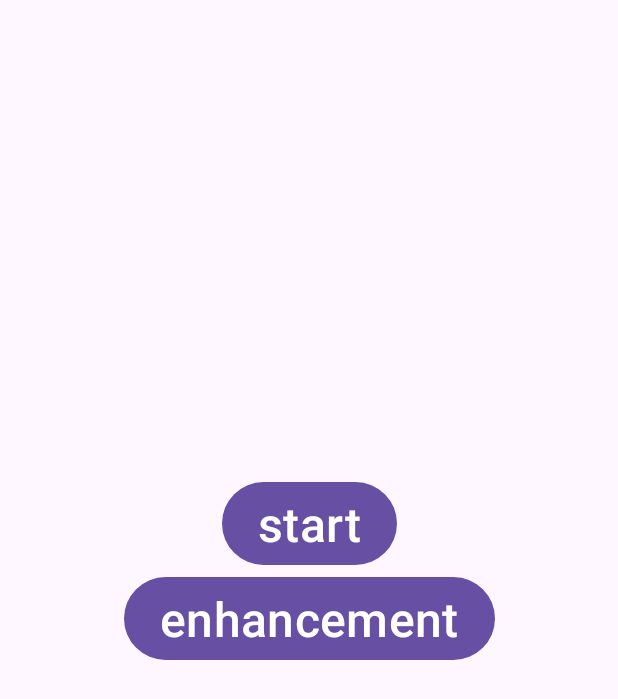
After one commit to vadhub/TestCollision, an Android app: the layout fragment_menu.xml on its own in the app's theme, with its tools: preview values and no code run, on a phone screen of 412 x 824 dp. The commit adds this screen. Shown: the top 699 px of the screen. Run offline under Robolectric (Android 15) with nearby library versions, the phone set to English and light mode, and no system bars.

Commit message:
navigation between fragments

```diff
--- a/app/src/main/java/com/abg/testcollision/entity/Bullet.java
+++ b/app/src/main/java/com/abg/testcollision/entity/Bullet.java
@@ -4,7 +4,6 @@ import android.graphics.Bitmap;
 import android.graphics.Canvas;
 
 import com.abg.testcollision.gamemode.GameMode;
-import com.abg.testcollision.gamemode.GameViewDefense;
 
 public class Bullet extends GameObject{
     /**Картинка*/
--- a/app/src/main/java/com/abg/testcollision/entity/Enemy.java
+++ b/app/src/main/java/com/abg/testcollision/entity/Enemy.java
@@ -4,7 +4,6 @@ import android.graphics.Bitmap;
 import android.graphics.Canvas;
 
 import com.abg.testcollision.gamemode.GameMode;
-import com.abg.testcollision.gamemode.GameViewDefense;
 
 import java.util.Random;
 
--- a/app/src/main/java/com/abg/testcollision/entity/Player.java
+++ b/app/src/main/java/com/abg/testcollision/entity/Player.java
@@ -4,7 +4,6 @@ import android.graphics.Bitmap;
 import android.graphics.Canvas;
 
 import com.abg.testcollision.gamemode.GameMode;
-import com.abg.testcollision.gamemode.GameViewDefense;
 
 public class Player extends GameObject{
     GameMode gameView;
--- a/app/src/main/java/com/abg/testcollision/entity/Wall.java
+++ b/app/src/main/java/com/abg/testcollision/entity/Wall.java
@@ -4,7 +4,6 @@ import android.graphics.Bitmap;
 import android.graphics.Canvas;
 
 import com.abg.testcollision.gamemode.GameMode;
-import com.abg.testcollision.gamemode.GameViewDefense;
 
 public class Wall extends GameObject {
     GameMode gameView;
--- a/app/src/main/java/com/abg/testcollision/gamemode/GameViewDefense.java
+++ b/app/src/main/java/com/abg/testcollision/gamemode/GameModeDefense.java
@@ -8,7 +8,6 @@ import android.graphics.Color;
 import android.util.AttributeSet;
 import android.view.MotionEvent;
 import android.view.SurfaceHolder;
-import android.view.SurfaceView;
 
 import com.abg.testcollision.R;
 import com.abg.testcollision.entity.Bullet;
@@ -21,7 +20,7 @@ import java.util.Iterator;
 import java.util.List;
 import java.util.Random;
 
-public class GameViewDefense extends GameMode implements Runnable {
+public class GameModeDefense extends GameMode implements Runnable {
 
     /**
      * Объект класса GameLoopThread
@@ -57,7 +56,7 @@ public class GameViewDefense extends GameMode implements Runnable {
      */
     private boolean running = false;
 
-    public GameViewDefense(Context context, AttributeSet attrs) {
+    public GameModeDefense(Context context, AttributeSet attrs) {
         super(context, attrs);
 
         mThread = new GameThread(this);
--- /dev/null
+++ b/app/src/main/res/layout/fragment_menu.xml
@@ -0,0 +1,28 @@
+<?xml version="1.0" encoding="utf-8"?>
+<androidx.constraintlayout.widget.ConstraintLayout xmlns:android="http://schemas.android.com/apk/res/android"
+    xmlns:app="http://schemas.android.com/apk/res-auto"
+    android:layout_width="match_parent"
+    android:layout_height="match_parent">
+
+    <Button
+        android:id="@+id/start"
+        android:layout_width="wrap_content"
+        android:layout_height="wrap_content"
+        android:text="start"
+        android:textSize="32sp"
+        app:layout_constraintBottom_toTopOf="@+id/enhancement"
+        app:layout_constraintEnd_toEndOf="parent"
+        app:layout_constraintStart_toStartOf="parent" />
+
+    <Button
+        android:id="@+id/enhancement"
+        android:layout_width="wrap_content"
+        android:layout_height="wrap_content"
+        android:text="enhancement"
+        android:textSize="32sp"
+        app:layout_constraintBottom_toBottomOf="parent"
+        app:layout_constraintEnd_toEndOf="parent"
+        app:layout_constraintStart_toStartOf="parent"
+        app:layout_constraintTop_toTopOf="parent" />
+
+</androidx.constraintlayout.widget.ConstraintLayout>
```
Also changed, not shown: app/src/main/java/com/abg/testcollision/MainActivity.java (+7 -20 lines), app/src/main/java/com/abg/testcollision/Navigator.java (added, +7 -0 lines), app/src/main/java/com/abg/testcollision/Physic.java (deleted, +0 -15 lines), app/src/main/java/com/abg/testcollision/fragments/AssaultFragment.java (+22 -0 lines), app/src/main/java/com/abg/testcollision/fragments/DefenseFragment.java (+28 -0 lines), app/src/main/java/com/abg/testcollision/fragments/FragmentMenu.java (added, +52 -0 lines), app/src/main/java/com/abg/testcollision/gamemode/GameModeAssault.java (+2 -11 lines), app/src/main/res/layout/activity_main.xml (+3 -42 lines), app/src/main/res/layout/fragment_assault.xml (added, +24 -0 lines), app/src/main/res/layout/fragment_defense.xml (added, +49 -0 lines).
